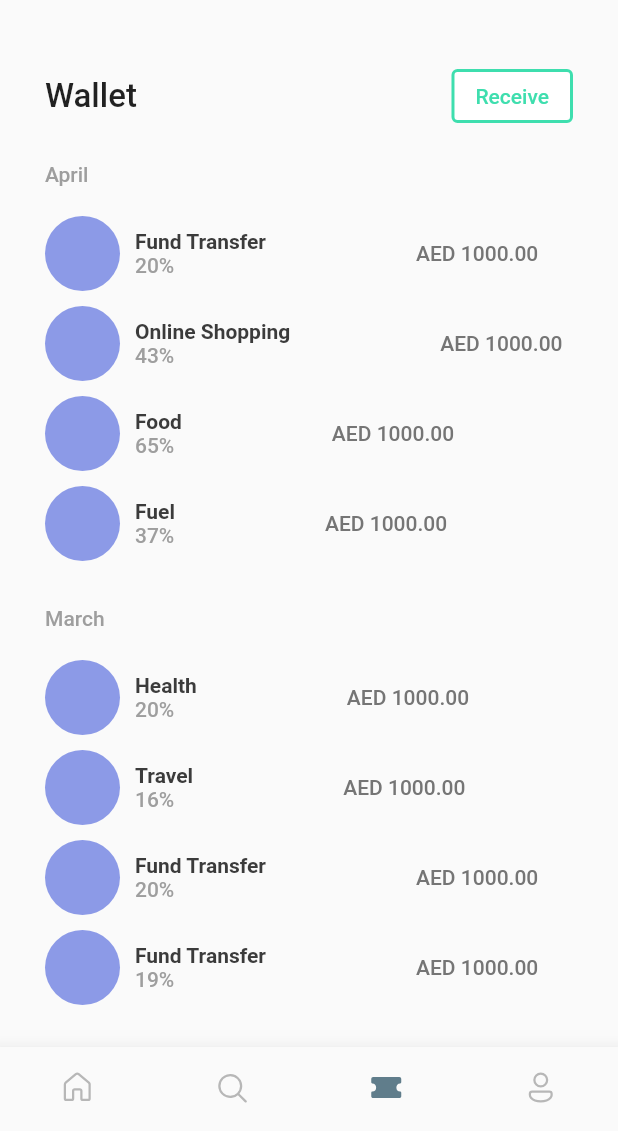
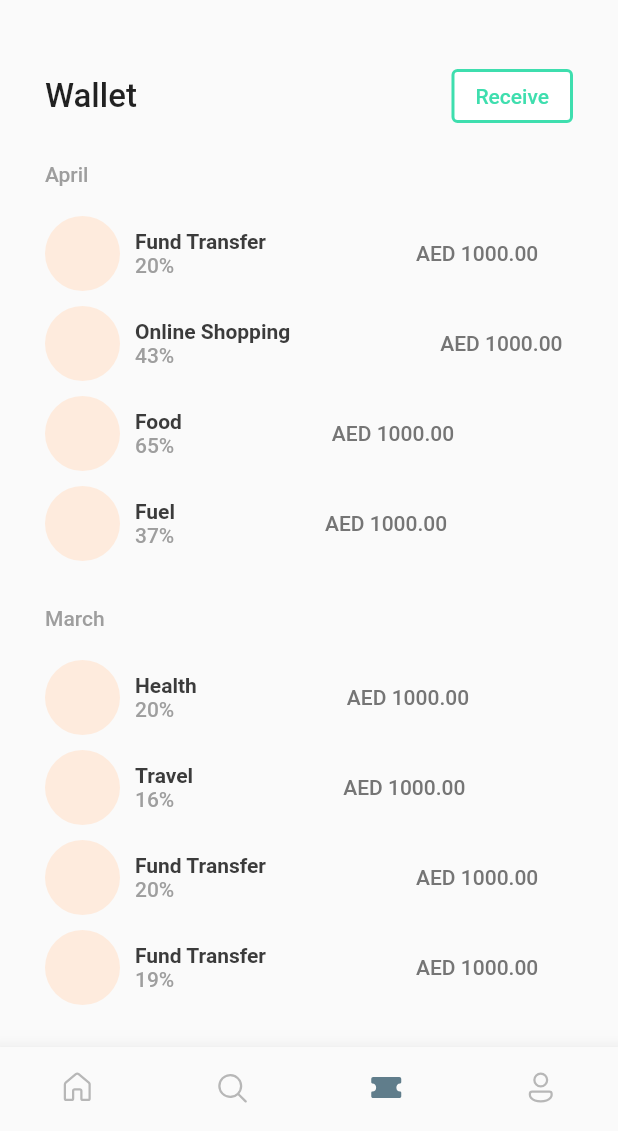
Before and after one commit to adhityabye/moneyApp_flutter, a Flutter app: the screen it shows after launch, item 3 of the bottom bar chosen, on a phone screen of 412 x 824 dp, the part 105-1236 px from its top. Run offline on Flutter 3.47's test engine with Material 2 defaults, Android fonts, the phone set to English and light mode, and no system bars; our stand-ins replace fluentui_icons, gap, get, percent_indicator.

Commit message:
cashback card widget

```diff
--- a/lib/widgets/cashback_container.dart
+++ b/lib/widgets/cashback_container.dart
@@ -8,8 +8,13 @@ import '../utils/accent_style.dart';
 class CashBack extends StatelessWidget {
   final String title;
   final String percentage;
+  final bool isColor;
 
-  const CashBack({super.key, required this.title, required this.percentage});
+  const CashBack(
+      {super.key,
+      required this.title,
+      required this.percentage,
+      required this.isColor});
 
   @override
   Widget build(BuildContext context) {
@@ -19,7 +24,9 @@ class CashBack extends StatelessWidget {
           children: [
             CircleAvatar(
               radius: 25,
-              backgroundColor: Color.fromARGB(255, 140, 154, 231),
+              backgroundColor: isColor == null
+                  ? Color.fromARGB(255, 129, 80, 80)
+                  : Color(0xffFEEBDD),
             ),
             const Gap(10),
             Column(
```
